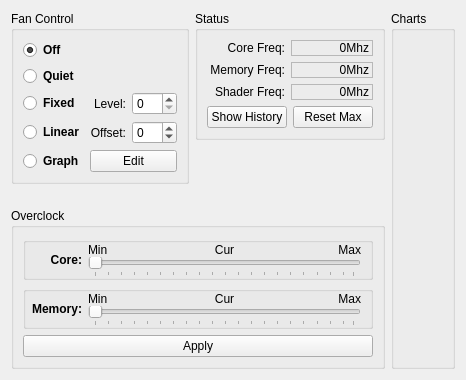
First picture: the form in qutefan/qutefan/gputab.ui, repository loathingKernel/Qutefan, before the edit.
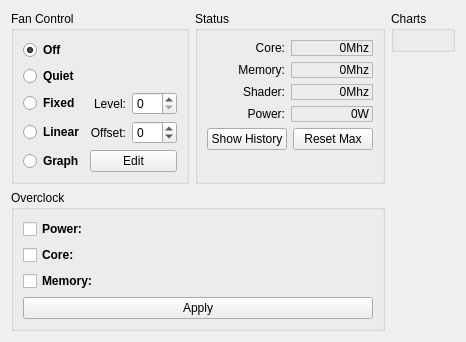
Second picture: the form after the edit.

```diff
--- a/qutefan/qutefan/gputab.ui
+++ b/qutefan/qutefan/gputab.ui
@@ -6,8 +6,8 @@
    <rect>
     <x>0</x>
     <y>0</y>
-    <width>459</width>
-    <height>329</height>
+    <width>502</width>
+    <height>319</height>
    </rect>
   </property>
   <property name="windowTitle">
@@ -17,21 +17,143 @@
    <property name="sizeConstraint">
     <enum>QLayout::SetFixedSize</enum>
    </property>
-   <item row="0" column="2" alignment="Qt::AlignTop">
+   <item row="0" column="0">
+    <widget class="QGroupBox" name="groupBoxFanControl">
+     <property name="sizePolicy">
+      <sizepolicy hsizetype="Preferred" vsizetype="Expanding">
+       <horstretch>0</horstretch>
+       <verstretch>0</verstretch>
+      </sizepolicy>
+     </property>
+     <property name="title">
+      <string>Fan Control</string>
+     </property>
+     <layout class="QGridLayout" name="gridLayout_2" columnminimumwidth="0,0,1">
+      <item row="3" column="0">
+       <widget class="QRadioButton" name="radioButtonLinear">
+        <property name="font">
+         <font>
+          <bold>true</bold>
+         </font>
+        </property>
+        <property name="text">
+         <string>Linear</string>
+        </property>
+       </widget>
+      </item>
+      <item row="4" column="0">
+       <widget class="QRadioButton" name="radioButtonGraph">
+        <property name="font">
+         <font>
+          <bold>true</bold>
+         </font>
+        </property>
+        <property name="text">
+         <string>Graph</string>
+        </property>
+       </widget>
+      </item>
+      <item row="2" column="1">
+       <widget class="QLabel" name="labelFixedLevel">
+        <property name="text">
+         <string>Level:</string>
+        </property>
+        <property name="alignment">
+         <set>Qt::AlignRight|Qt::AlignTrailing|Qt::AlignVCenter</set>
+        </property>
+       </widget>
+      </item>
+      <item row="4" column="1" colspan="2">
+       <widget class="QPushButton" name="pushButtonGraph">
+        <property name="text">
+         <string>Edit</string>
+        </property>
+       </widget>
+      </item>
+      <item row="3" column="2">
+       <widget class="QSpinBox" name="spinBoxLinearOffset">
+        <property name="minimum">
+         <number>-10</number>
+        </property>
+        <property name="maximum">
+         <number>30</number>
+        </property>
+       </widget>
+      </item>
+      <item row="2" column="0">
+       <widget class="QRadioButton" name="radioButtonFixed">
+        <property name="font">
+         <font>
+          <bold>true</bold>
+         </font>
+        </property>
+        <property name="text">
+         <string>Fixed</string>
+        </property>
+       </widget>
+      </item>
+      <item row="1" column="0">
+       <widget class="QRadioButton" name="radioButtonQuiet">
+        <property name="font">
+         <font>
+          <bold>true</bold>
+         </font>
+        </property>
+        <property name="text">
+         <string>Quiet</string>
+        </property>
+       </widget>
+      </item>
+      <item row="3" column="1">
+       <widget class="QLabel" name="labelLinearOffset">
+        <property name="text">
+         <string>Offset:</string>
+        </property>
+        <property name="alignment">
+         <set>Qt::AlignRight|Qt::AlignTrailing|Qt::AlignVCenter</set>
+        </property>
+       </widget>
+      </item>
+      <item row="0" column="0">
+       <widget class="QRadioButton" name="radioButtonOff">
+        <property name="font">
+         <font>
+          <bold>true</bold>
+         </font>
+        </property>
+        <property name="text">
+         <string>Off</string>
+        </property>
+        <property name="checked">
+         <bool>true</bool>
+        </property>
+       </widget>
+      </item>
+      <item row="2" column="2">
+       <widget class="QSpinBox" name="spinBoxFixedLevel"/>
+      </item>
+      <item row="5" column="0" colspan="3">
+       <spacer name="verticalSpacer">
+        <property name="orientation">
+         <enum>Qt::Vertical</enum>
+        </property>
+        <property name="sizeHint" stdset="0">
+         <size>
+          <width>0</width>
+          <height>0</height>
+         </size>
+        </property>
+       </spacer>
+      </item>
+     </layout>
+    </widget>
+   </item>
+   <item row="0" column="1">
     <widget class="QGroupBox" name="groupBoxStatus">
-     <property name="sizePolicy">
-      <sizepolicy hsizetype="Minimum" vsizetype="Minimum">
-       <horstretch>0</horstretch>
-       <verstretch>0</verstretch>
-      </sizepolicy>
-     </property>
      <property name="title">
       <string>Status</string>
      </property>
      <layout class="QFormLayout" name="formLayoutStatus">
-      <property name="sizeConstraint">
-       <enum>QLayout::SetFixedSize</enum>
-      </property>
       <property name="labelAlignment">
        <set>Qt::AlignRight|Qt::AlignTrailing|Qt::AlignVCenter</set>
       </property>
@@ -44,7 +166,7 @@
          </size>
         </property>
         <property name="text">
-         <string>Core Freq:</string>
+         <string>Core:</string>
         </property>
         <property name="alignment">
          <set>Qt::AlignRight|Qt::AlignTrailing|Qt::AlignVCenter</set>
@@ -82,7 +204,7 @@
          </size>
         </property>
         <property name="text">
-         <string>Memory Freq:</string>
+         <string>Memory:</string>
         </property>
         <property name="alignment">
          <set>Qt::AlignRight|Qt::AlignTrailing|Qt::AlignVCenter</set>
@@ -120,7 +242,7 @@
          </size>
         </property>
         <property name="text">
-         <string>Shader Freq:</string>
+         <string>Shader:</string>
         </property>
         <property name="alignment">
          <set>Qt::AlignRight|Qt::AlignTrailing|Qt::AlignVCenter</set>
@@ -149,7 +271,7 @@
         </property>
        </widget>
       </item>
-      <item row="3" column="0" colspan="2">
+      <item row="4" column="0" colspan="2">
        <layout class="QHBoxLayout" name="horizontalLayoutStatusButtons">
         <item>
          <widget class="QPushButton" name="pushButtonChart">
@@ -167,13 +289,51 @@
         </item>
        </layout>
       </item>
+      <item row="3" column="0">
+       <widget class="QLabel" name="labelStatusPower">
+        <property name="minimumSize">
+         <size>
+          <width>78</width>
+          <height>0</height>
+         </size>
+        </property>
+        <property name="text">
+         <string>Power:</string>
+        </property>
+        <property name="alignment">
+         <set>Qt::AlignRight|Qt::AlignTrailing|Qt::AlignVCenter</set>
+        </property>
+       </widget>
+      </item>
+      <item row="3" column="1">
+       <widget class="QLabel" name="labelStatusPowerCur">
+        <property name="sizePolicy">
+         <sizepolicy hsizetype="Expanding" vsizetype="Preferred">
+          <horstretch>0</horstretch>
+          <verstretch>0</verstretch>
+         </sizepolicy>
+        </property>
+        <property name="frameShape">
+         <enum>QFrame::StyledPanel</enum>
+        </property>
+        <property name="frameShadow">
+         <enum>QFrame::Sunken</enum>
+        </property>
+        <property name="text">
+         <string>0W</string>
+        </property>
+        <property name="alignment">
+         <set>Qt::AlignRight|Qt::AlignTrailing|Qt::AlignVCenter</set>
+        </property>
+       </widget>
+      </item>
      </layout>
     </widget>
    </item>
-   <item row="5" column="1" colspan="2">
-    <widget class="QGroupBox" name="groupBoxOverclock">
+   <item row="1" column="0" colspan="2" alignment="Qt::AlignTop">
+    <widget class="QGroupBox" name="overclockGroup">
      <property name="sizePolicy">
-      <sizepolicy hsizetype="Minimum" vsizetype="Minimum">
+      <sizepolicy hsizetype="Minimum" vsizetype="Fixed">
        <horstretch>0</horstretch>
        <verstretch>0</verstretch>
       </sizepolicy>
@@ -181,321 +341,81 @@
      <property name="title">
       <string>Overclock</string>
      </property>
-     <layout class="QVBoxLayout" name="verticalLayoutOverclock">
-      <item>
-       <widget class="QGroupBox" name="groupBoxCore">
-        <layout class="QGridLayout" name="gridLayoutCore">
-         <property name="leftMargin">
-          <number>0</number>
-         </property>
-         <property name="topMargin">
-          <number>0</number>
-         </property>
-         <property name="bottomMargin">
-          <number>0</number>
-         </property>
-         <property name="verticalSpacing">
-          <number>0</number>
-         </property>
-         <item row="0" column="2">
-          <widget class="QLabel" name="labelClockCoreCur">
-           <property name="text">
-            <string>Cur</string>
-           </property>
-           <property name="alignment">
-            <set>Qt::AlignCenter</set>
-           </property>
-          </widget>
-         </item>
-         <item row="0" column="1">
-          <widget class="QLabel" name="labelClockCoreMin">
-           <property name="text">
-            <string>Min</string>
-           </property>
-          </widget>
-         </item>
-         <item row="0" column="3">
-          <widget class="QLabel" name="labelClockCoreMax">
-           <property name="text">
-            <string>Max</string>
-           </property>
-           <property name="alignment">
-            <set>Qt::AlignRight|Qt::AlignTrailing|Qt::AlignVCenter</set>
-           </property>
-          </widget>
-         </item>
-         <item row="1" column="1" colspan="3">
-          <widget class="QSlider" name="horizontalSliderCore">
-           <property name="sizePolicy">
-            <sizepolicy hsizetype="Expanding" vsizetype="Fixed">
-             <horstretch>0</horstretch>
-             <verstretch>0</verstretch>
-            </sizepolicy>
-           </property>
-           <property name="orientation">
-            <enum>Qt::Horizontal</enum>
-           </property>
-           <property name="tickPosition">
-            <enum>QSlider::TicksBelow</enum>
-           </property>
-           <property name="tickInterval">
-            <number>5</number>
-           </property>
-          </widget>
-         </item>
-         <item row="0" column="0" rowspan="2">
-          <widget class="QLabel" name="labelClockCore">
-           <property name="sizePolicy">
-            <sizepolicy hsizetype="Fixed" vsizetype="Preferred">
-             <horstretch>0</horstretch>
-             <verstretch>0</verstretch>
-            </sizepolicy>
-           </property>
-           <property name="minimumSize">
-            <size>
-             <width>56</width>
-             <height>0</height>
-            </size>
-           </property>
-           <property name="font">
-            <font>
-             <bold>true</bold>
-            </font>
-           </property>
-           <property name="text">
-            <string>Core:</string>
-           </property>
-           <property name="alignment">
-            <set>Qt::AlignRight|Qt::AlignTrailing|Qt::AlignVCenter</set>
-           </property>
-          </widget>
-         </item>
-        </layout>
+     <property name="alignment">
+      <set>Qt::AlignLeading|Qt::AlignLeft|Qt::AlignTop</set>
+     </property>
+     <layout class="QFormLayout" name="overclockLayout">
+      <property name="labelAlignment">
+       <set>Qt::AlignBottom|Qt::AlignLeading|Qt::AlignLeft</set>
+      </property>
+      <property name="formAlignment">
+       <set>Qt::AlignLeading|Qt::AlignLeft|Qt::AlignVCenter</set>
+      </property>
+      <item row="1" column="0">
+       <widget class="QCheckBox" name="coreClockCheck">
+        <property name="sizePolicy">
+         <sizepolicy hsizetype="Minimum" vsizetype="Expanding">
+          <horstretch>0</horstretch>
+          <verstretch>0</verstretch>
+         </sizepolicy>
+        </property>
+        <property name="font">
+         <font>
+          <bold>true</bold>
+         </font>
+        </property>
+        <property name="text">
+         <string>Core:</string>
+        </property>
        </widget>
       </item>
-      <item>
-       <widget class="QGroupBox" name="groupBoxMem">
-        <layout class="QGridLayout" name="gridLayoutMem">
-         <property name="leftMargin">
-          <number>0</number>
-         </property>
-         <property name="topMargin">
-          <number>0</number>
-         </property>
-         <property name="bottomMargin">
-          <number>0</number>
-         </property>
-         <property name="verticalSpacing">
-          <number>0</number>
-         </property>
-         <item row="0" column="0" rowspan="2">
-          <widget class="QLabel" name="labelClockMem">
-           <property name="sizePolicy">
-            <sizepolicy hsizetype="Fixed" vsizetype="Preferred">
-             <horstretch>0</horstretch>
-             <verstretch>0</verstretch>
-            </sizepolicy>
-           </property>
-           <property name="minimumSize">
-            <size>
-             <width>56</width>
-             <height>0</height>
-            </size>
-           </property>
-           <property name="font">
-            <font>
-             <bold>true</bold>
-            </font>
-           </property>
-           <property name="text">
-            <string>Memory:</string>
-           </property>
-           <property name="alignment">
-            <set>Qt::AlignRight|Qt::AlignTrailing|Qt::AlignVCenter</set>
-           </property>
-          </widget>
-         </item>
-         <item row="0" column="1">
-          <widget class="QLabel" name="labelClockMemMin">
-           <property name="text">
-            <string>Min</string>
-           </property>
-          </widget>
-         </item>
-         <item row="1" column="1" colspan="3">
-          <widget class="QSlider" name="horizontalSliderMem">
-           <property name="sizePolicy">
-            <sizepolicy hsizetype="Expanding" vsizetype="Fixed">
-             <horstretch>0</horstretch>
-             <verstretch>0</verstretch>
-            </sizepolicy>
-           </property>
-           <property name="orientation">
-            <enum>Qt::Horizontal</enum>
-           </property>
-           <property name="tickPosition">
-            <enum>QSlider::TicksBelow</enum>
-           </property>
-           <property name="tickInterval">
-            <number>5</number>
-           </property>
-          </widget>
-         </item>
-         <item row="0" column="3">
-          <widget class="QLabel" name="labelClockMemMax">
-           <property name="text">
-            <string>Max</string>
-           </property>
-           <property name="alignment">
-            <set>Qt::AlignRight|Qt::AlignTrailing|Qt::AlignVCenter</set>
-           </property>
-          </widget>
-         </item>
-         <item row="0" column="2">
-          <widget class="QLabel" name="labelClockMemCur">
-           <property name="text">
-            <string>Cur</string>
-           </property>
-           <property name="alignment">
-            <set>Qt::AlignCenter</set>
-           </property>
-          </widget>
-         </item>
-        </layout>
+      <item row="2" column="0">
+       <widget class="QCheckBox" name="memClockCheck">
+        <property name="sizePolicy">
+         <sizepolicy hsizetype="Minimum" vsizetype="Expanding">
+          <horstretch>0</horstretch>
+          <verstretch>0</verstretch>
+         </sizepolicy>
+        </property>
+        <property name="font">
+         <font>
+          <bold>true</bold>
+         </font>
+        </property>
+        <property name="text">
+         <string>Memory:</string>
+        </property>
        </widget>
       </item>
-      <item>
-       <widget class="QPushButton" name="pushButtonOverclock">
+      <item row="4" column="0" colspan="2">
+       <widget class="QPushButton" name="overclockButton">
         <property name="text">
          <string>Apply</string>
         </property>
        </widget>
       </item>
-     </layout>
-    </widget>
-   </item>
-   <item row="0" column="1" rowspan="2" alignment="Qt::AlignTop">
-    <widget class="QGroupBox" name="groupBoxFanControl">
-     <property name="sizePolicy">
-      <sizepolicy hsizetype="Minimum" vsizetype="Minimum">
-       <horstretch>0</horstretch>
-       <verstretch>0</verstretch>
-      </sizepolicy>
-     </property>
-     <property name="title">
-      <string>Fan Control</string>
-     </property>
-     <layout class="QGridLayout" name="gridLayoutFanControl">
-      <property name="sizeConstraint">
-       <enum>QLayout::SetFixedSize</enum>
-      </property>
       <item row="0" column="0">
-       <widget class="QRadioButton" name="radioButtonOff">
-        <property name="font">
-         <font>
-          <bold>true</bold>
-         </font>
+       <widget class="QCheckBox" name="powerLimitCheck">
+        <property name="sizePolicy">
+         <sizepolicy hsizetype="Minimum" vsizetype="Expanding">
+          <horstretch>0</horstretch>
+          <verstretch>0</verstretch>
+         </sizepolicy>
         </property>
-        <property name="text">
-         <string>Off</string>
-        </property>
-        <property name="checked">
-         <bool>true</bool>
-        </property>
-       </widget>
-      </item>
-      <item row="2" column="0">
-       <widget class="QRadioButton" name="radioButtonFixed">
         <property name="font">
          <font>
           <bold>true</bold>
          </font>
         </property>
         <property name="text">
-         <string>Fixed</string>
-        </property>
-       </widget>
-      </item>
-      <item row="1" column="0">
-       <widget class="QRadioButton" name="radioButtonQuiet">
-        <property name="font">
-         <font>
-          <bold>true</bold>
-         </font>
-        </property>
-        <property name="text">
-         <string>Quiet</string>
-        </property>
-       </widget>
-      </item>
-      <item row="3" column="2">
-       <widget class="QSpinBox" name="spinBoxLinearOffset">
-        <property name="minimum">
-         <number>-10</number>
-        </property>
-        <property name="maximum">
-         <number>30</number>
-        </property>
-       </widget>
-      </item>
-      <item row="3" column="1">
-       <widget class="QLabel" name="labelLinearOffset">
-        <property name="text">
-         <string>Offset:</string>
-        </property>
-        <property name="alignment">
-         <set>Qt::AlignRight|Qt::AlignTrailing|Qt::AlignVCenter</set>
-        </property>
-       </widget>
-      </item>
-      <item row="2" column="1">
-       <widget class="QLabel" name="labelFixedLevel">
-        <property name="text">
-         <string>Level:</string>
-        </property>
-        <property name="alignment">
-         <set>Qt::AlignRight|Qt::AlignTrailing|Qt::AlignVCenter</set>
-        </property>
-       </widget>
-      </item>
-      <item row="3" column="0">
-       <widget class="QRadioButton" name="radioButtonLinear">
-        <property name="font">
-         <font>
-          <bold>true</bold>
-         </font>
-        </property>
-        <property name="text">
-         <string>Linear</string>
-        </property>
-       </widget>
-      </item>
-      <item row="2" column="2">
-       <widget class="QSpinBox" name="spinBoxFixedLevel"/>
-      </item>
-      <item row="4" column="1" colspan="2">
-       <widget class="QPushButton" name="pushButtonGraph">
-        <property name="text">
-         <string>Edit</string>
-        </property>
-       </widget>
-      </item>
-      <item row="4" column="0">
-       <widget class="QRadioButton" name="radioButtonGraph">
-        <property name="font">
-         <font>
-          <bold>true</bold>
-         </font>
-        </property>
-        <property name="text">
-         <string>Graph</string>
+         <string>Power:</string>
         </property>
        </widget>
       </item>
      </layout>
     </widget>
    </item>
-   <item row="0" column="3" rowspan="6">
+   <item row="0" column="2" rowspan="2" alignment="Qt::AlignTop">
     <widget class="QGroupBox" name="groupBoxCharts">
      <property name="title">
       <string>Charts</string>
```
